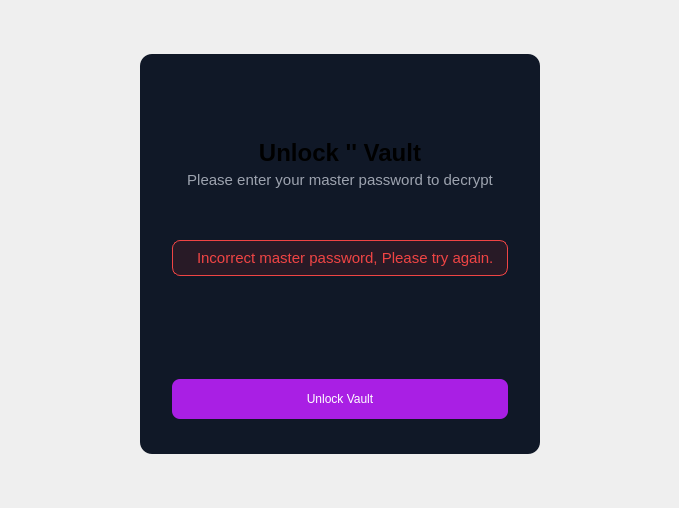
This is src/mainContent/unlockvaultmodal.ui in Keypr-org/qt_client as Qt 5 draws it before an edit. The edited form follows.
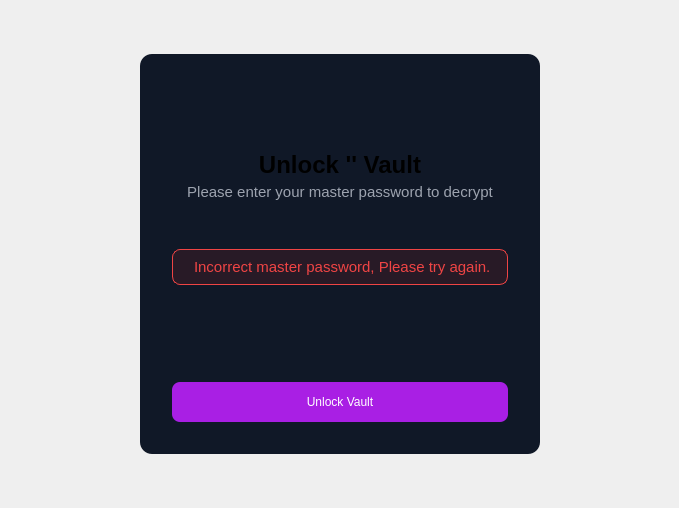
This is the edited form. Icons and pictures are not drawn. Custom widgets are drawn as their Qt base class.

Diff of the .ui file:
```diff
--- a/src/mainContent/unlockvaultmodal.ui
+++ b/src/mainContent/unlockvaultmodal.ui
@@ -63,16 +63,16 @@
      </property>
      <layout class="QVBoxLayout" name="verticalLayout">
       <property name="leftMargin">
-       <number>20</number>
+       <number>32</number>
       </property>
       <property name="topMargin">
-       <number>20</number>
+       <number>32</number>
       </property>
       <property name="rightMargin">
-       <number>20</number>
+       <number>32</number>
       </property>
       <property name="bottomMargin">
-       <number>35</number>
+       <number>32</number>
       </property>
       <item>
        <widget class="QWidget" name="widgetCenter" native="true">
@@ -181,6 +181,9 @@
         <property name="alignment">
          <set>Qt::AlignmentFlag::AlignCenter</set>
         </property>
+        <property name="wordWrap">
+         <bool>true</bool>
+        </property>
        </widget>
       </item>
       <item>
@@ -250,16 +253,9 @@
 	background-color: #281A26;
 	border-radius: 8px;
 	border: 1px solid #EF4444;
-	margin: 0 12px;
 }</string>
         </property>
         <layout class="QHBoxLayout" name="horizontalLayout_2">
-         <property name="leftMargin">
-          <number>24</number>
-         </property>
-         <property name="rightMargin">
-          <number>24</number>
-         </property>
          <item>
           <widget class="QLabel" name="label">
            <property name="maximumSize">
@@ -374,7 +370,6 @@
 	background: #A91FE4;
 	color: #FFFFFF;
 	border-radius: 8px;
-	margin: 0 12px;
 }</string>
         </property>
         <property name="text">
```
